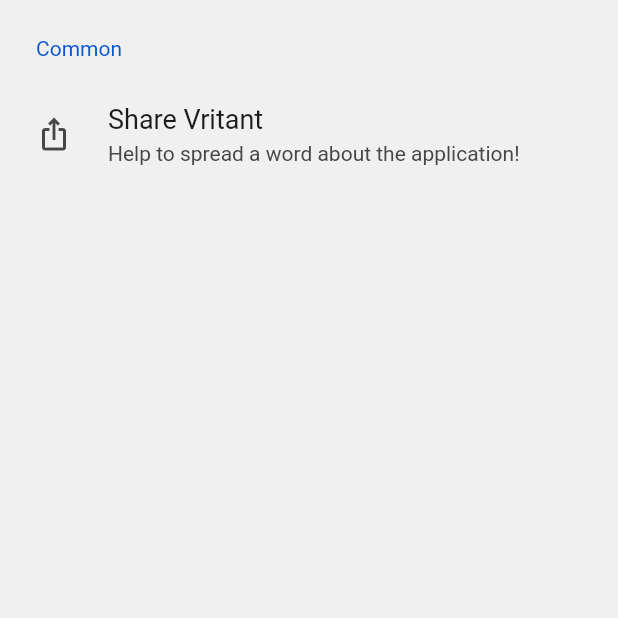
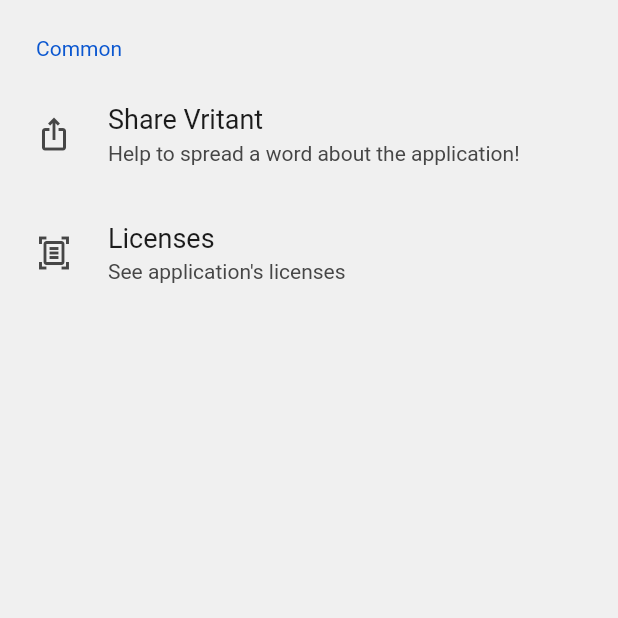
Before and after one commit to bhattabhi013/Vritant, a Flutter app: the SettingsPage screen opened directly, on a phone screen of 412 x 824 dp, the top half of it. Run offline on Flutter 3.47's test engine with Material 2 defaults, Android fonts, the light colour scheme and no system bars; drawn by our look-alikes of settings_ui; our stand-ins replace animated_text_kit, firebase_auth, firebase_core, flutter_svg, flutter_tts, google_sign_in and 3 more; missing offline and left inert: ar_flutter_plugin, is_first_run; accounts and stored records are empty.

Commit message:
Update settings.dart

```diff
--- a/lib/Settings/settings.dart
+++ b/lib/Settings/settings.dart
@@ -1,6 +1,7 @@
 import 'package:flutter/material.dart';
 import 'package:settings_ui/settings_ui.dart';
 import 'package:share_plus/share_plus.dart';
+import 'package:vritant/Settings/licenses.dart';
 
 class SettingsPage extends StatefulWidget {
   const SettingsPage({Key? key}) : super(key: key);
@@ -11,6 +12,7 @@
 }
 
 class _SettingsPageState extends State<SettingsPage> {
+
   final String subject = 'Hey, check out Vritant, an amazing application that is built upon a comprehensive analysis of children\'s educational needs and the challenges they face while studying. It helps children learn rhymes faster in an easy and lucrative way!- https://github.com/bhattabhi013/Vritant';
   @override
   Widget build(BuildContext context) {
@@ -28,11 +30,16 @@
                   title: const Text('Share Vritant'),
                   value: const Text('Help to spread a word about the application!'),
                   onPressed: (t) {
-                    Share.share(subject, subject: 'Check out this amazing application!');
-    }
-    ,
+                    Share.share(subject, subject: 'Check out this amazing application!');},
                 ),
-
+                SettingsTile.navigation(
+                  leading: const Icon(Icons.document_scanner_outlined),
+                  title: const Text('Licenses'),
+                  value: const Text('See application\'s licenses'),
+                  onPressed: (t) {
+                    Navigator.of(context).push(MaterialPageRoute(builder: (context) => LicensesScreen()));
+                  },
+                ),
               ],
             ),
           ],
```
